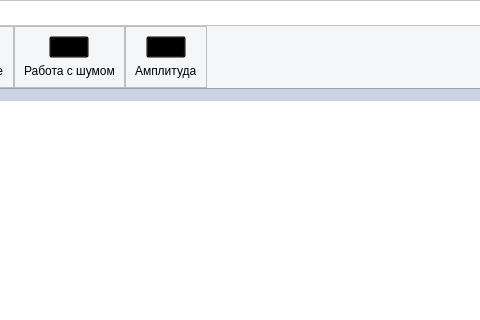
Qt form views/ui/main_window.ui (Vityshha/educational-photoshop) before a commit; both pictures show x 374 to 854 and y 0 to 320 of the 1274 by 782 pixel window.
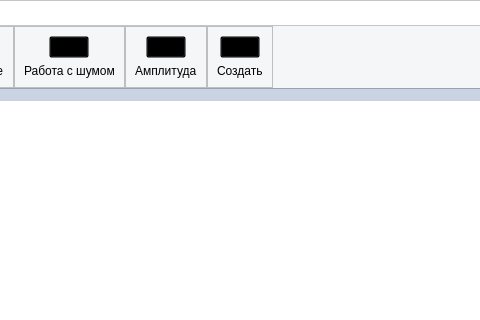
The same form after that commit. Icons and pictures are not drawn.

Commit message: add create_random_scene

What changed in the file:
```diff
--- a/views/ui/main_window.ui
+++ b/views/ui/main_window.ui
@@ -637,6 +637,37 @@
                 </layout>
                </widget>
               </item>
+              <item>
+               <widget class="QFrame" name="frame_18">
+                <property name="frameShape">
+                 <enum>QFrame::StyledPanel</enum>
+                </property>
+                <property name="frameShadow">
+                 <enum>QFrame::Raised</enum>
+                </property>
+                <layout class="QVBoxLayout" name="verticalLayout_14">
+                 <item alignment="Qt::AlignHCenter">
+                  <widget class="QPushButton" name="btn_create">
+                   <property name="styleSheet">
+                    <string notr="true">background-color: transparent;
+image: url(:/newPrefix/images/imagesmode_96dp_000000_FILL0_wght400_GRAD0_opsz48.png);
+</string>
+                   </property>
+                   <property name="text">
+                    <string/>
+                   </property>
+                  </widget>
+                 </item>
+                 <item alignment="Qt::AlignHCenter">
+                  <widget class="QLabel" name="label_10">
+                   <property name="text">
+                    <string>Создать</string>
+                   </property>
+                  </widget>
+                 </item>
+                </layout>
+               </widget>
+              </item>
               <item>
                <spacer name="horizontalSpacer_2">
                 <property name="orientation">
```
The commit also changes 8 other files.
